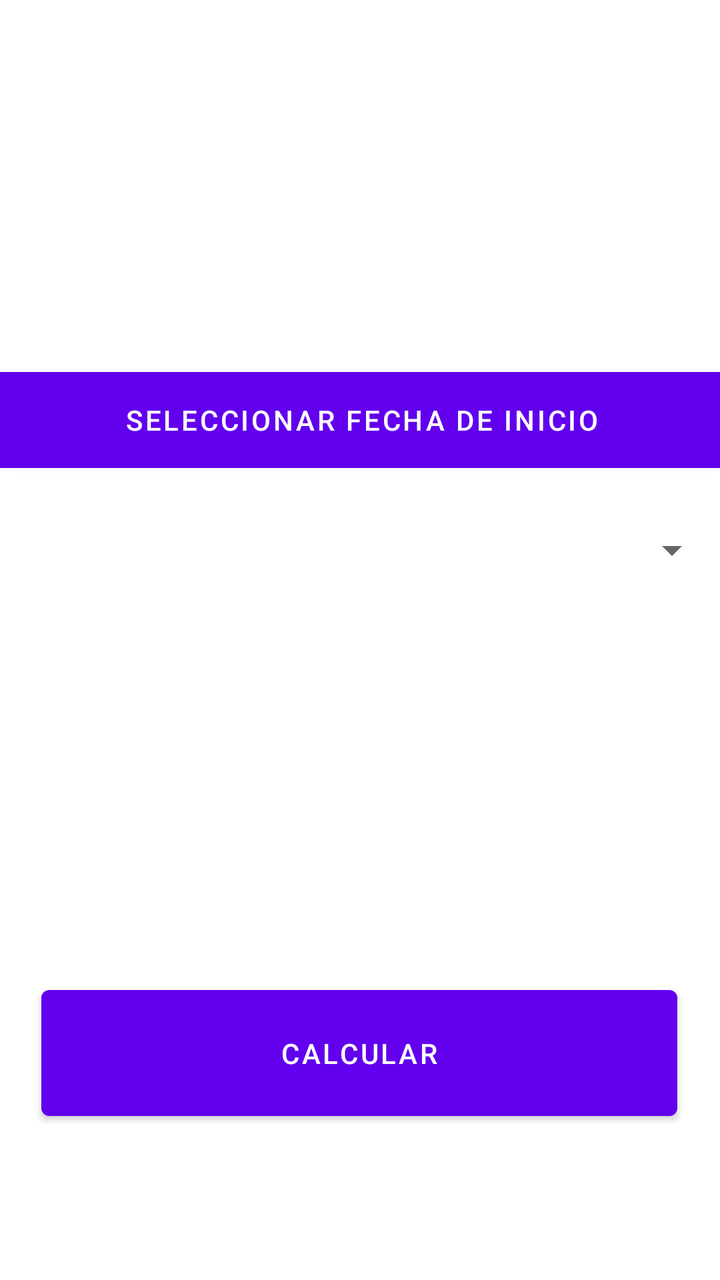
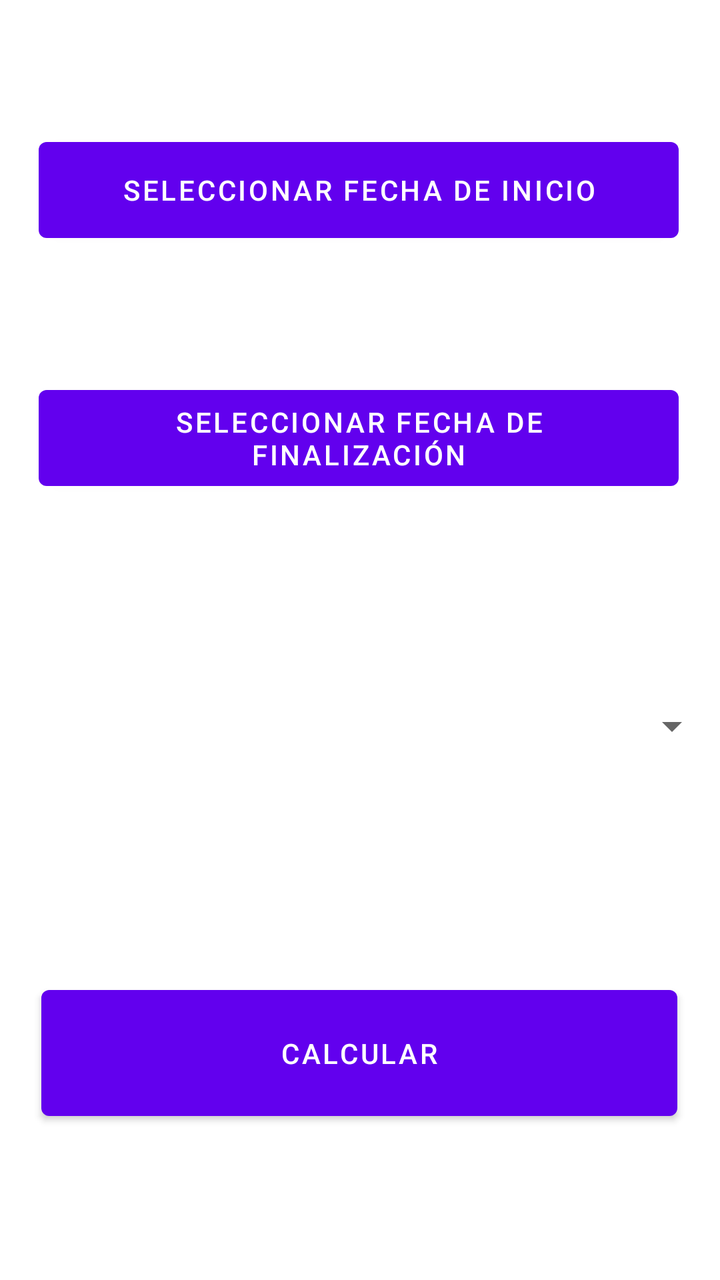

Screens rendered from an Android XML layout before and after an edit, with the pre-edit source and the edit as a unified diff.
<!-- AndroidManifest.xml: application theme Theme.NiUnDiaGratis -->
<!-- res/layout/fragment_mod_permiso_seleccionado.xml -->
<?xml version="1.0" encoding="utf-8"?>
<androidx.constraintlayout.widget.ConstraintLayout xmlns:android="http://schemas.android.com/apk/res/android"
    xmlns:app="http://schemas.android.com/apk/res-auto"
    xmlns:tools="http://schemas.android.com/tools"
    android:layout_width="match_parent"
    android:layout_height="match_parent"
    tools:context=".ModPermisoSeleccionadoFragment">

    
    <Spinner
        android:id="@+id/spinnerTipo11"
        android:layout_width="360dp"
        android:layout_height="52dp"
        android:layout_marginBottom="188dp"
        android:prompt="@string/spinner_tipo_dia"
        app:layout_constraintBottom_toTopOf="@+id/buttonGuardar11"
        app:layout_constraintEnd_toEndOf="parent"
        app:layout_constraintHorizontal_bias="0.49"
        app:layout_constraintStart_toStartOf="parent" />

    <Button
        android:id="@+id/buttonGuardar11"
        android:layout_width="318dp"
        android:layout_height="75dp"
        android:layout_marginBottom="76dp"
        android:text="@string/btn_calcular"
        app:layout_constraintBottom_toBottomOf="parent"
        app:layout_constraintEnd_toEndOf="parent"
        app:layout_constraintHorizontal_bias="0.494"
        app:layout_constraintStart_toStartOf="parent" />

    <Button
        android:id="@+id/btnFechaIniPerm11"
        android:layout_width="370dp"
        android:layout_height="60dp"
        android:layout_marginTop="180dp"
        android:text="@string/btn_fecha_inicio"
        app:layout_constraintBottom_toTopOf="@+id/spinnerTipo11"
        app:layout_constraintEnd_toEndOf="parent"
        app:layout_constraintHorizontal_bias="0.487"
        app:layout_constraintStart_toStartOf="parent"
        app:layout_constraintTop_toTopOf="parent"
        app:layout_constraintVertical_bias="0.0" />

</androidx.constraintlayout.widget.ConstraintLayout>
<!-- resources referenced by this layout -->
<resources>
  <string name="btn_calcular">Calcular</string>
  <string name="btn_fecha_inicio">Seleccionar fecha de inicio</string>
  <string name="spinner_tipo_dia">Seleccionar el tipo de día</string>
  <style name="Theme.NiUnDiaGratis" parent="Theme.MaterialComponents.DayNight.DarkActionBar">
          
          <item name="colorPrimary">@color/purple_500</item>
          <item name="colorPrimaryVariant">@color/purple_700</item>
          <item name="colorOnPrimary">@color/white</item>
          
          <item name="colorSecondary">@color/teal_200</item>
          <item name="colorSecondaryVariant">@color/teal_700</item>
          <item name="colorOnSecondary">@color/black</item>
          
          <item name="android:statusBarColor">?attr/colorPrimaryVariant</item>
          
      </style>
  <color name="purple_500">#FF6200EE</color>
  <color name="purple_700">#FF3700B3</color>
  <color name="white">#FFFFFFFF</color>
  <color name="teal_200">#FF03DAC5</color>
  <color name="teal_700">#FF018786</color>
  <color name="black">#FF000000</color>
</resources>

<!-- the commit's change to res/layout/fragment_mod_permiso_seleccionado.xml (unified diff, before → after) -->
@@ -6,12 +6,23 @@
     android:layout_height="match_parent"
     tools:context=".ModPermisoSeleccionadoFragment">
 
-    
+
+    <Button
+        android:id="@+id/btnFechaFinPerm11"
+        android:layout_width="320dp"
+        android:layout_height="60dp"
+        android:layout_marginBottom="88dp"
+        android:text="@string/btn_fecha_fin"
+        app:layout_constraintBottom_toTopOf="@+id/spinnerTipo11"
+        app:layout_constraintEnd_toEndOf="parent"
+        app:layout_constraintHorizontal_bias="0.487"
+        app:layout_constraintStart_toStartOf="parent" />
+
     <Spinner
         android:id="@+id/spinnerTipo11"
         android:layout_width="360dp"
         android:layout_height="52dp"
-        android:layout_marginBottom="188dp"
+        android:layout_marginBottom="100dp"
         android:prompt="@string/spinner_tipo_dia"
         app:layout_constraintBottom_toTopOf="@+id/buttonGuardar11"
         app:layout_constraintEnd_toEndOf="parent"
@@ -31,15 +42,13 @@
 
     <Button
         android:id="@+id/btnFechaIniPerm11"
-        android:layout_width="370dp"
+        android:layout_width="320dp"
         android:layout_height="60dp"
-        android:layout_marginTop="180dp"
+        android:layout_marginBottom="64dp"
         android:text="@string/btn_fecha_inicio"
-        app:layout_constraintBottom_toTopOf="@+id/spinnerTipo11"
+        app:layout_constraintBottom_toTopOf="@+id/btnFechaFinPerm11"
         app:layout_constraintEnd_toEndOf="parent"
         app:layout_constraintHorizontal_bias="0.487"
-        app:layout_constraintStart_toStartOf="parent"
-        app:layout_constraintTop_toTopOf="parent"
-        app:layout_constraintVertical_bias="0.0" />
+        app:layout_constraintStart_toStartOf="parent" />
 
 </androidx.constraintlayout.widget.ConstraintLayout>
<!-- resource entries referenced after the edit -->
@@ -1,6 +1,7 @@
 <!-- resources referenced by this layout -->
 <resources>
   <string name="btn_calcular">Calcular</string>
+  <string name="btn_fecha_fin">Seleccionar fecha de finalización</string>
   <string name="btn_fecha_inicio">Seleccionar fecha de inicio</string>
   <string name="spinner_tipo_dia">Seleccionar el tipo de día</string>
   <style name="Theme.NiUnDiaGratis" parent="Theme.MaterialComponents.DayNight.DarkActionBar">
